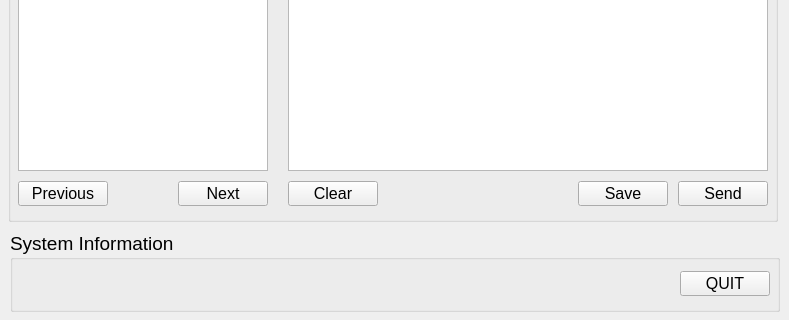
Before: the Qt Designer form src/omniroute_operation/src/three_by_three_interface/interface.ui in NC4Lab/omniroute_ubuntu_ws, drawn with Qt 5; both pictures show x 0 to 789 and y 449 to 769 of the 789 by 769 pixel window.
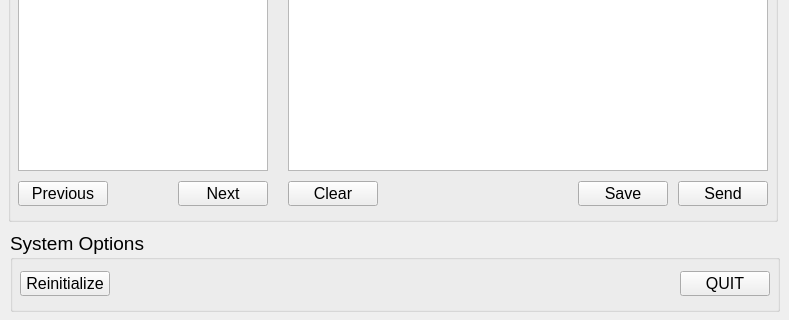
After: the same form once the commit is applied.

```diff
--- a/src/omniroute_operation/src/three_by_three_interface/interface.ui
+++ b/src/omniroute_operation/src/three_by_three_interface/interface.ui
@@ -372,7 +372,7 @@
     </font>
    </property>
    <property name="title">
-    <string>System Information</string>
+    <string>System Options</string>
    </property>
    <widget class="QPushButton" name="sysQuiteBtn">
     <property name="geometry">
@@ -392,6 +392,24 @@
      <string>QUIT</string>
     </property>
    </widget>
+   <widget class="QPushButton" name="sysReinitBtn">
+    <property name="geometry">
+     <rect>
+      <x>10</x>
+      <y>40</y>
+      <width>90</width>
+      <height>25</height>
+     </rect>
+    </property>
+    <property name="font">
+     <font>
+      <pointsize>12</pointsize>
+     </font>
+    </property>
+    <property name="text">
+     <string>Reinitialize</string>
+    </property>
+   </widget>
   </widget>
  </widget>
  <resources/>
```
